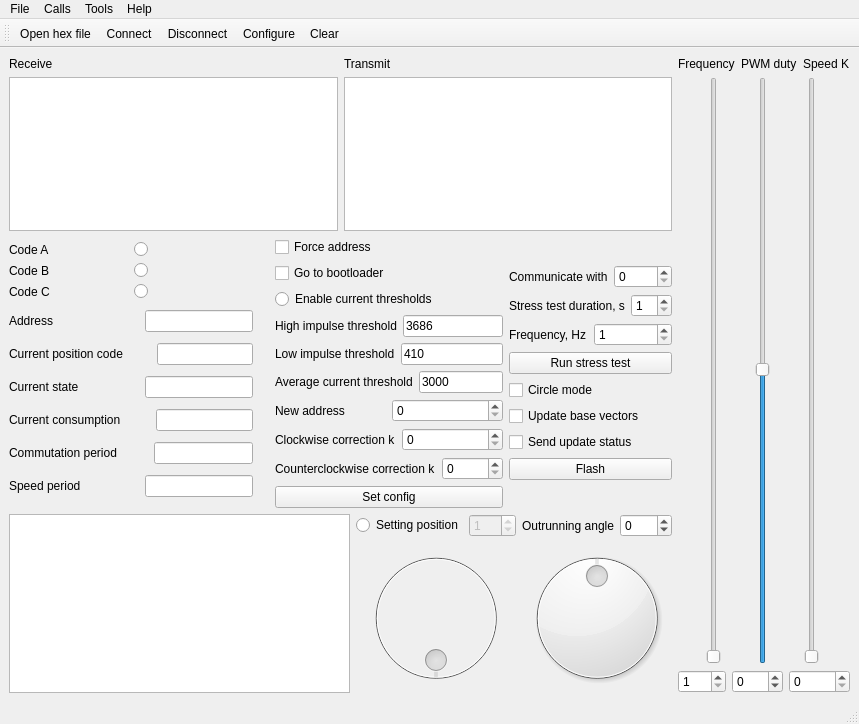
This is mainwindow.ui in RunoVj/Terminal as Qt 5 draws it before an edit. The edited form follows.
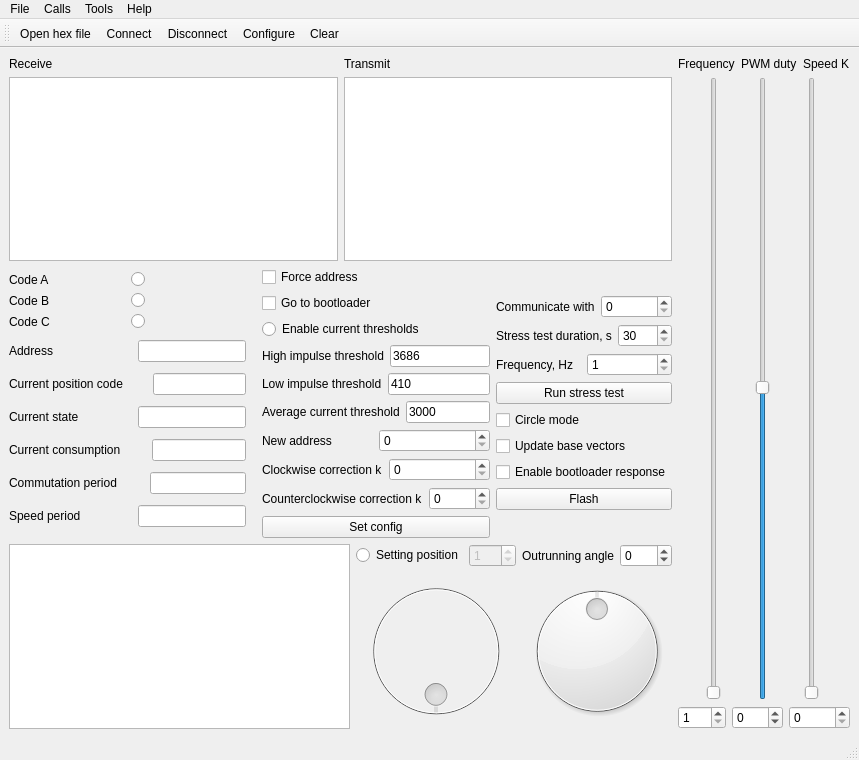
This is the edited form. Icons and pictures are not drawn.

```diff
--- a/mainwindow.ui
+++ b/mainwindow.ui
@@ -7,7 +7,7 @@
     <x>0</x>
     <y>0</y>
     <width>859</width>
-    <height>724</height>
+    <height>760</height>
    </rect>
   </property>
   <property name="windowTitle">
@@ -568,7 +568,7 @@
                 <item>
                  <widget class="QSpinBox" name="spinBoxStressTestDuration">
                   <property name="minimum">
-                   <number>1</number>
+                   <number>30</number>
                   </property>
                   <property name="maximum">
                    <number>60</number>
@@ -637,7 +637,7 @@
                  <set>Qt::ImhNone</set>
                 </property>
                 <property name="text">
-                 <string>Send update status</string>
+                 <string>Enable bootloader response</string>
                 </property>
                </widget>
               </item>
```
